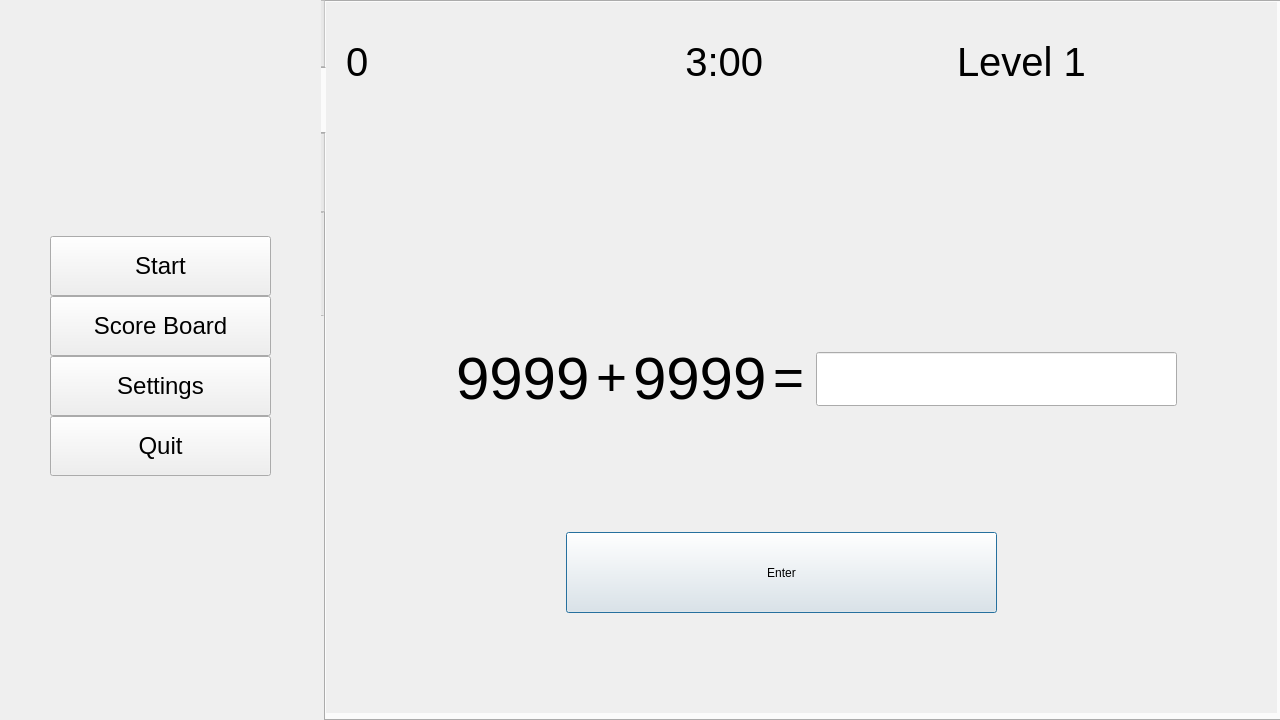
SpectralJager/redSQR, file redSQR.ui: the form before one commit.
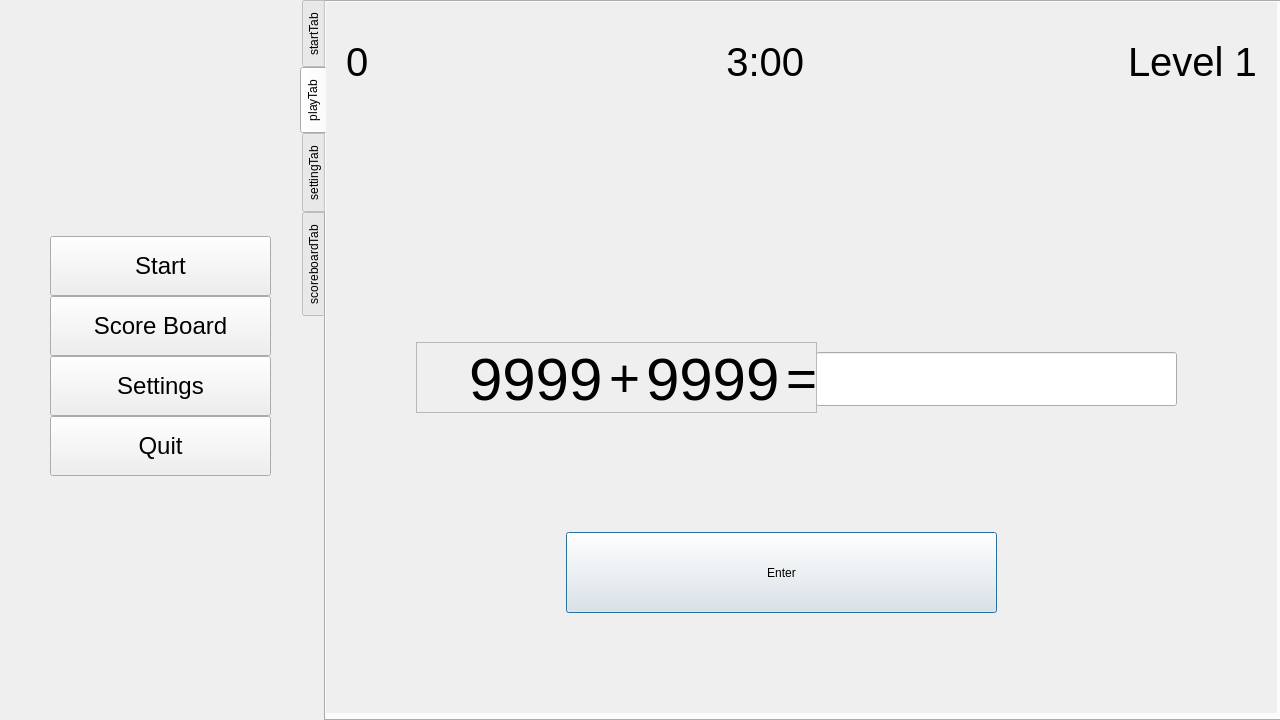
The form after the commit. The open tabs and pages were chosen to show the change.

Patch:
```diff
--- a/redSQR.ui
+++ b/redSQR.ui
@@ -237,7 +237,7 @@
      <enum>QTabWidget::West</enum>
     </property>
     <property name="currentIndex">
-     <number>0</number>
+     <number>1</number>
     </property>
     <widget class="QWidget" name="startTab">
      <attribute name="title">
@@ -343,23 +343,56 @@
            <pointsize>30</pointsize>
           </font>
          </property>
+         <property name="autoFillBackground">
+          <bool>false</bool>
+         </property>
          <property name="text">
           <string>0</string>
          </property>
         </widget>
        </item>
+       <item>
+        <spacer name="horizontalSpacer_2">
+         <property name="orientation">
+          <enum>Qt::Horizontal</enum>
+         </property>
+         <property name="sizeHint" stdset="0">
+          <size>
+           <width>40</width>
+           <height>20</height>
+          </size>
+         </property>
+        </spacer>
+       </item>
        <item>
         <widget class="QLabel" name="timeLabel">
          <property name="font">
           <font>
            <pointsize>30</pointsize>
+           <underline>false</underline>
           </font>
          </property>
+         <property name="autoFillBackground">
+          <bool>false</bool>
+         </property>
          <property name="text">
           <string>   3:00</string>
          </property>
         </widget>
        </item>
+       <item>
+        <spacer name="horizontalSpacer_3">
+         <property name="orientation">
+          <enum>Qt::Horizontal</enum>
+         </property>
+         <property name="sizeHint" stdset="0">
+          <size>
+           <width>40</width>
+           <height>20</height>
+          </size>
+         </property>
+        </spacer>
+       </item>
        <item>
         <widget class="QLabel" name="levelLabel">
          <property name="font">
@@ -367,6 +400,9 @@
            <pointsize>30</pointsize>
           </font>
          </property>
+         <property name="autoFillBackground">
+          <bool>false</bool>
+         </property>
          <property name="text">
           <string>Level 1</string>
          </property>
@@ -374,13 +410,58 @@
        </item>
       </layout>
      </widget>
+     <widget class="QLineEdit" name="lineEdit">
+      <property name="geometry">
+       <rect>
+        <x>490</x>
+        <y>350</y>
+        <width>361</width>
+        <height>54</height>
+       </rect>
+      </property>
+      <property name="font">
+       <font>
+        <pointsize>30</pointsize>
+       </font>
+      </property>
+      <property name="text">
+       <string/>
+      </property>
+      <property name="clearButtonEnabled">
+       <bool>false</bool>
+      </property>
+     </widget>
+     <widget class="QFrame" name="frame_2">
+      <property name="geometry">
+       <rect>
+        <x>90</x>
+        <y>340</y>
+        <width>401</width>
+        <height>71</height>
+       </rect>
+      </property>
+      <property name="autoFillBackground">
+       <bool>false</bool>
+      </property>
+      <property name="frameShape">
+       <enum>QFrame::StyledPanel</enum>
+      </property>
+      <property name="frameShadow">
+       <enum>QFrame::Raised</enum>
+      </property>
+      <property name="lineWidth">
+       <number>10</number>
+      </property>
+      <property name="midLineWidth">
+       <number>10</number>
+      </property>
      <widget class="QWidget" name="horizontalLayoutWidget_2">
       <property name="geometry">
        <rect>
-        <x>77</x>
-        <y>290</y>
+         <x>0</x>
+         <y>0</y>
         <width>401</width>
-        <height>171</height>
+         <height>74</height>
        </rect>
       </property>
       <layout class="QHBoxLayout" name="horizontalLayout_2">
@@ -404,6 +485,12 @@
            <pointsize>45</pointsize>
           </font>
          </property>
+          <property name="autoFillBackground">
+           <bool>false</bool>
+          </property>
+          <property name="midLineWidth">
+           <number>-3</number>
+          </property>
          <property name="text">
           <string>9999</string>
          </property>
@@ -447,26 +534,6 @@
        </item>
       </layout>
      </widget>
-     <widget class="QLineEdit" name="lineEdit">
-      <property name="geometry">
-       <rect>
-        <x>490</x>
-        <y>350</y>
-        <width>361</width>
-        <height>54</height>
-       </rect>
-      </property>
-      <property name="font">
-       <font>
-        <pointsize>30</pointsize>
-       </font>
-      </property>
-      <property name="text">
-       <string/>
-      </property>
-      <property name="clearButtonEnabled">
-       <bool>false</bool>
-      </property>
      </widget>
     </widget>
     <widget class="QWidget" name="settingTab">
@@ -738,8 +805,6 @@
      </widget>
     </widget>
    </widget>
-   <zorder>tabWidget</zorder>
-   <zorder>frame</zorder>
   </widget>
  </widget>
  <resources/>
```
Lines whose indentation alone changed are shown as unchanged.
